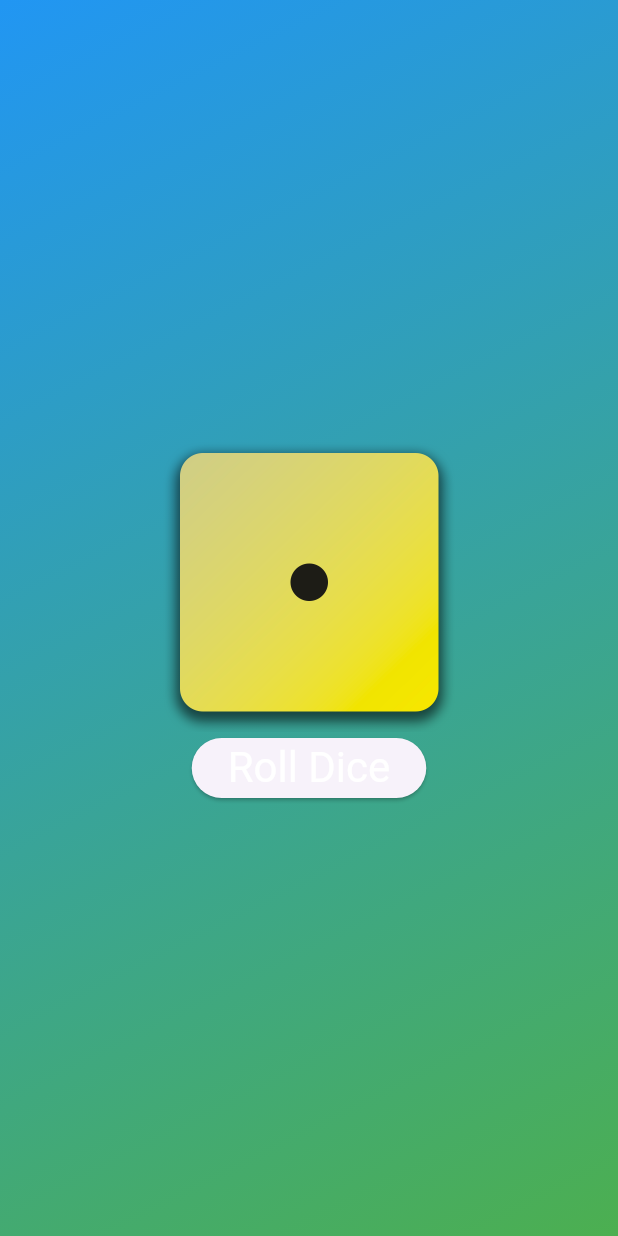
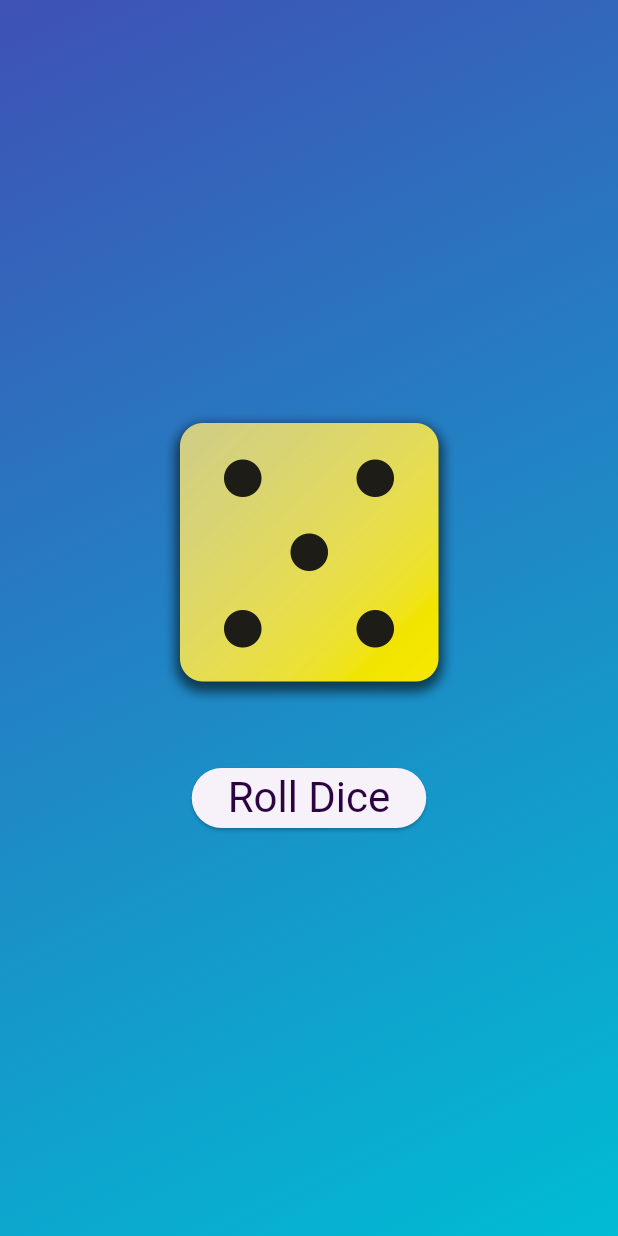
Before and after one commit to HuzaifaSidiqui/flutter_basics, a Flutter app: the screen it shows after launch, after a tap on "Roll Dice", on a phone screen of 412 x 824 dp. Run offline on Flutter 3.47's test engine with Material 3 defaults, Android fonts, the phone set to English and light mode, and no system bars.

Commit message:
implemented logic and ui for dice roller app

```diff
--- a/lib/gradient_container.dart
+++ b/lib/gradient_container.dart
@@ -1,47 +1,64 @@
+// import 'package:first_project/dice_roller.dart';
 import 'package:flutter/material.dart';
 // import 'package:first_project/styled_text.dart';
+import 'dart:math';
+
+final randomizer = Random();
 
 var startAlignment = Alignment.topLeft;
 var endAlignment = Alignment.bottomRight;
 
-class GradientContainer extends StatelessWidget {
-  // we need to define a constructor function other than the default constructor
-  //so that we may be able to pass the required value of parent constructor
-  //which is the statelessWidget constructor as it requires a named parameter
-  //which is key. so we use a constructor and pass the value to parent constructor
-  //by adding the super key word
+class GradientContainer extends StatefulWidget {
+  const GradientContainer({super.key});
+  @override
+  State<GradientContainer> createState() => _GradientContainerState();
+}
 
-  const GradientContainer(this.color1, this.color2, {super.key});
+class _GradientContainerState extends State<GradientContainer> {
+  final randomizer = Random();
+  var currentDiceRoll = 1;
 
-  final Color color1;
-  final Color color2;
+  // Define background color pairs
+  final List<List<Color>> gradientColors = [
+    [Colors.purple, Colors.deepPurple],
+    [Colors.blue, Colors.lightBlueAccent],
+    [Colors.green, Colors.teal],
+    [Colors.red, Colors.orange],
+    [Colors.indigo, Colors.cyan],
+    [Colors.brown, Colors.grey],
+  ];
 
   void rollDice() {
-    // ...
+    setState(() {
+      currentDiceRoll = randomizer.nextInt(6) + 1;
+    });
   }
+
   @override
-  Widget build(context) {
+  Widget build(BuildContext context) {
+    final colorPair = gradientColors[currentDiceRoll - 1];
+
     return Container(
       decoration: BoxDecoration(
         gradient: LinearGradient(
-          colors: [color1, color2],
-          begin: startAlignment,
-          end: endAlignment,
+          colors: colorPair,
+          begin: Alignment.topLeft,
+          end: Alignment.bottomRight,
         ),
       ),
       child: Center(
         child: Column(
           mainAxisSize: MainAxisSize.min,
           children: [
-            Image.asset('assets/images/dice-1.png', width: 200),
+            Image.asset('assets/images/dice-$currentDiceRoll.png', width: 200),
+            SizedBox(height: 40),
             ElevatedButton(
-              // onPressed: () {},// anonymous function
-              onPressed: rollDice, // preferred approach
+              onPressed: rollDice,
               style: TextButton.styleFrom(
-                foregroundColor: Colors.white,
-                textStyle: TextStyle(fontSize: 28),
+                foregroundColor: const Color.fromARGB(255, 45, 4, 65),
+                textStyle: const TextStyle(fontSize: 28),
               ),
-              child: Text("Roll Dice"),
+              child: const Text("Roll Dice"),
             ),
           ],
         ),
--- a/lib/main.dart
+++ b/lib/main.dart
@@ -2,9 +2,5 @@ import 'package:flutter/material.dart';
 import 'package:first_project/gradient_container.dart';
 
 void main() {
-  runApp(
-    MaterialApp(
-      home: Scaffold(body: GradientContainer(Colors.blue, Colors.green)),
-    ),
-  );
+  runApp(MaterialApp(home: Scaffold(body: GradientContainer())));
 }
```
Also changed, not shown: lib/dice_roller.dart (added, +43 -0 lines).
